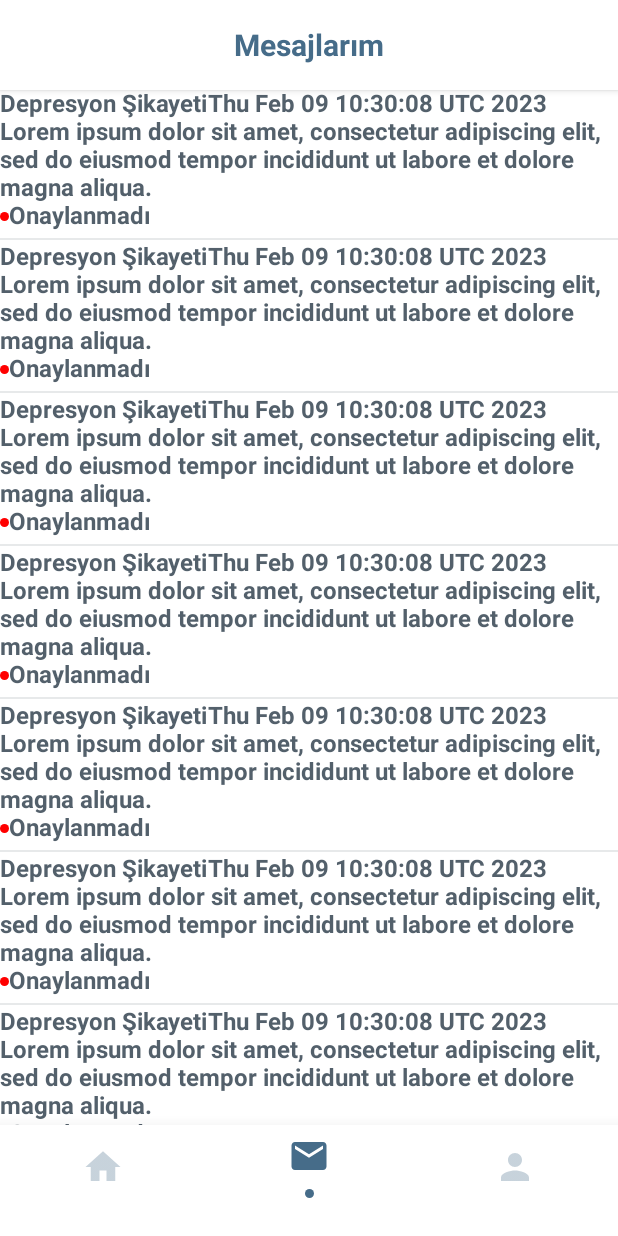
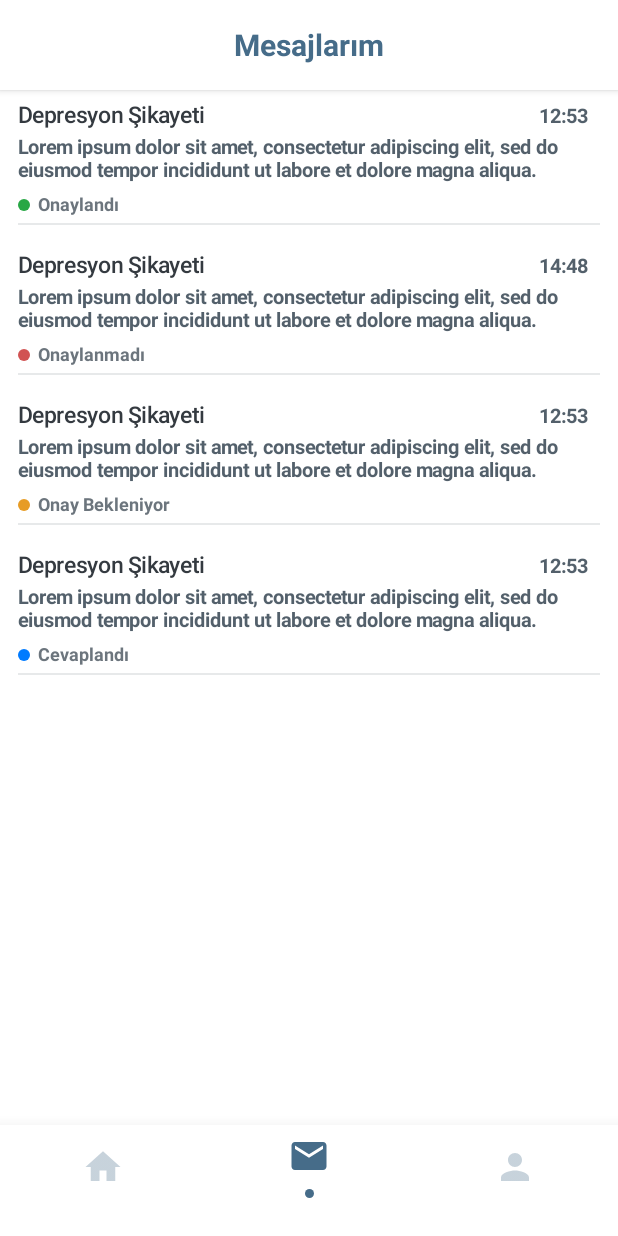
Before and after one commit to burhancabiroglu/DanisBana, an Android app built with Jetpack Compose: the screen it shows after launch (MainActivity), item 2 of the bottom bar chosen, on a phone screen of 412 x 824 dp. Run offline under Robolectric (Android 15) with nearby library versions, the phone set to English and light mode, and no system bars; our stand-ins replace Dagger/Hilt's generated code, accompanist.

Commit message:
dev commit

```diff
--- a/app/src/main/java/com/danisbana/danisbanaapp/core/model/MessageItemDto.kt
+++ b/app/src/main/java/com/danisbana/danisbanaapp/core/model/MessageItemDto.kt
@@ -31,6 +31,22 @@ val SampleMessageItemDto = MessageItemDto(
     title = "Depresyon Şikayeti",
     shortMessage = "Lorem ipsum dolor sit amet, consectetur adipiscing elit, sed do eiusmod tempor incididunt ut labore et dolore magna aliqua.",
     statusOrdinal = 1,
-    latestDateString = Date.from(Instant.now()).toString(),
+    latestDateString = "14:48",
     createdAtString = Date.from(Instant.now()).toString()
 )
+
+val AcceptedMessageItemDto = MessageItemDto(
+    userName = "Psk. Ahmed Arslan",
+    title = "Depresyon Şikayeti",
+    shortMessage = "Lorem ipsum dolor sit amet, consectetur adipiscing elit, sed do eiusmod tempor incididunt ut labore et dolore magna aliqua.",
+    statusOrdinal = 0,
+    latestDateString = "12:53",
+    createdAtString = Date.from(Instant.now()).toString()
+)
+
+val sampleItems = arrayListOf(
+    AcceptedMessageItemDto,
+    SampleMessageItemDto,
+    AcceptedMessageItemDto.copy(statusOrdinal = 2),
+    AcceptedMessageItemDto.copy(statusOrdinal = 3)
+)
--- a/app/src/main/java/com/danisbana/danisbanaapp/core/model/MessageStatus.kt
+++ b/app/src/main/java/com/danisbana/danisbanaapp/core/model/MessageStatus.kt
@@ -1,6 +1,7 @@
 package com.danisbana.danisbanaapp.core.model
 
 import androidx.compose.ui.graphics.Color
+import com.danisbana.danisbanaapp.presentation.theme.*
 
 enum class MessageStatus(
     val label: String,
@@ -8,18 +9,18 @@ enum class MessageStatus(
 ) {
     ACCEPTED(
         label = "Onaylandı",
-        color = Color.Green
+        color = SuccessGreen
     ),
     REJECTED(
         label = "Onaylanmadı",
-        color = Color.Red
+        color = Red.copy(alpha = 0.8f)
     ),
     PENDING(
         label = "Onay Bekleniyor",
-        color = Color.Yellow
+        color = Marigold
     ),
     ANSWERED(
         label = "Cevaplandı",
-        color = Color.Blue
+        color = Blue
     )
 }
--- a/app/src/main/java/com/danisbana/danisbanaapp/presentation/screen/home/dashboard/DashboardScreen.kt
+++ b/app/src/main/java/com/danisbana/danisbanaapp/presentation/screen/home/dashboard/DashboardScreen.kt
@@ -1,17 +1,29 @@
 package com.danisbana.danisbanaapp.presentation.screen.home.dashboard
 
+import androidx.compose.foundation.layout.Box
+import androidx.compose.foundation.layout.padding
 import androidx.compose.material.Scaffold
 import androidx.compose.runtime.Composable
+import androidx.compose.ui.Modifier
 import androidx.compose.ui.tooling.preview.Preview
 import androidx.hilt.navigation.compose.hiltViewModel
+import com.danisbana.danisbanaapp.presentation.components.MAppBar
 
 @Composable
 fun DashboardScreen(
     state: DashboardState = DashboardState(),
     viewModel: DashboardViewModel = hiltViewModel()
 ) {
-   Scaffold {
-       it.calculateBottomPadding()
+   Scaffold(
+       topBar = {
+           MAppBar(
+               title = "Ana Sayfa"
+           )
+       }
+   ) {
+       Box(Modifier.padding(it)) {
+
+       }
    }
 }
 
--- /dev/null
+++ b/app/src/main/java/com/danisbana/danisbanaapp/presentation/screen/home/dashboard/components/ConsultantCard.kt
@@ -0,0 +1,22 @@
+package com.danisbana.danisbanaapp.presentation.screen.home.dashboard.components
+
+import androidx.compose.foundation.layout.Box
+import androidx.compose.material.Text
+import androidx.compose.runtime.Composable
+import androidx.compose.ui.Modifier
+import androidx.compose.ui.tooling.preview.Preview
+
+@Composable
+fun ConsultantCard(
+    modifier: Modifier = Modifier
+) {
+    Box(modifier) {
+        Text(text = "ConsultantCard")
+    }
+}
+
+@Preview(name = "ConsultantCard")
+@Composable
+private fun PreviewConsultantCard() {
+    ConsultantCard()
+}
--- a/app/src/main/java/com/danisbana/danisbanaapp/presentation/screen/home/messages/MessagesScreen.kt
+++ b/app/src/main/java/com/danisbana/danisbanaapp/presentation/screen/home/messages/MessagesScreen.kt
@@ -9,6 +9,7 @@ import androidx.compose.runtime.Composable
 import androidx.compose.ui.Modifier
 import androidx.compose.ui.tooling.preview.Preview
 import androidx.hilt.navigation.compose.hiltViewModel
+import com.danisbana.danisbanaapp.core.model.sampleItems
 import com.danisbana.danisbanaapp.presentation.components.MAppBar
 import com.danisbana.danisbanaapp.presentation.screen.home.messages.components.MessageListItem
 import com.danisbana.danisbanaapp.presentation.theme.White
@@ -31,10 +32,8 @@ fun MessagesScreen(
                 .padding(it)){
 
             LazyColumn {
-                for (i in 0..10){
-                    item {
-                        MessageListItem()
-                    }
+                for (i in sampleItems){
+                    item { MessageListItem(item = i) }
                 }
             }
         }
--- a/app/src/main/java/com/danisbana/danisbanaapp/presentation/screen/home/messages/components/MessageListItem.kt
+++ b/app/src/main/java/com/danisbana/danisbanaapp/presentation/screen/home/messages/components/MessageListItem.kt
@@ -4,6 +4,7 @@ import androidx.compose.foundation.background
 import androidx.compose.foundation.layout.*
 import androidx.compose.foundation.shape.CircleShape
 import androidx.compose.material.Divider
+import androidx.compose.material.MaterialTheme
 import androidx.compose.material.Text
 import androidx.compose.runtime.Composable
 import androidx.compose.ui.Alignment
@@ -11,29 +12,44 @@ import androidx.compose.ui.Modifier
 import androidx.compose.ui.graphics.Color
 import androidx.compose.ui.tooling.preview.Preview
 import androidx.compose.ui.unit.dp
+import com.danisbana.danisbanaapp.core.model.AcceptedMessageItemDto
 import com.danisbana.danisbanaapp.core.model.MessageItemDto
 import com.danisbana.danisbanaapp.core.model.MessageStatus
-import com.danisbana.danisbanaapp.core.model.SampleMessageItemDto
 import com.danisbana.danisbanaapp.presentation.theme.AppDimens
-import com.danisbana.danisbanaapp.presentation.theme.QueenBlue
+import com.danisbana.danisbanaapp.presentation.theme.DanisBanaAppTheme
 import com.danisbana.danisbanaapp.presentation.theme.White
-import javax.annotation.meta.When
 
 @Composable
 fun MessageListItem(
     modifier: Modifier = Modifier,
-    item: MessageItemDto = SampleMessageItemDto
+    item: MessageItemDto = AcceptedMessageItemDto
 ) {
     Box(modifier.background(White)) {
-        Column(modifier.fillMaxWidth().wrapContentHeight()) {
+        Column(
+            modifier.padding(horizontal = 12.dp, vertical = 8.dp)) {
             Row(
                 modifier
                     .fillMaxWidth()
-                    .wrapContentHeight()) {
-                Text(text = item.title)
-                Text(text = item.latestDateString)
+                    .padding(end = 8.dp),
+                verticalAlignment = Alignment.Bottom,
+                horizontalArrangement = Arrangement.SpaceBetween
+            ) {
+                Text(
+                    text = item.title,
+                    style = MaterialTheme.typography.body2,
+                    color = Color(0xFF343a40)
+                )
+                Text(
+                    text = item.latestDateString,
+                    style = MaterialTheme.typography.body1
+                )
             }
-            Text(text = item.shortMessage)
+            Spacer(modifier = modifier.height(5.dp))
+            Text(
+                text = item.shortMessage,
+                style = MaterialTheme.typography.body1
+            )
+            Spacer(modifier = modifier.height(8.dp))
             StatusPointerCircle(status = item.status)
             Spacer(modifier = modifier.height(5.dp))
             Divider()
@@ -56,15 +72,22 @@ fun StatusPointerCircle(
     ) {
         Box(
             modifier
-                .size(AppDimens.s6dp)
+                .size(AppDimens.s8dp)
                 .background(status.color, CircleShape)
         )
-        Text(text = status.label)
+        Spacer(modifier = Modifier.size(5.dp))
+        Text(
+            text = status.label,
+            style = MaterialTheme.typography.overline,
+            color = Color(0xFF6c757d)
+        )
     }
 }
 
 @Preview(name = "MessageListItem")
 @Composable
 private fun PreviewMessageListItem() {
-    MessageListItem()
+    DanisBanaAppTheme {
+        MessageListItem()
+    }
 }
--- a/app/src/main/java/com/danisbana/danisbanaapp/presentation/screen/home/profile/components/SummaryTable.kt
+++ b/app/src/main/java/com/danisbana/danisbanaapp/presentation/screen/home/profile/components/SummaryTable.kt
@@ -121,5 +121,7 @@ private fun RowScope.SummaryColumn(
 @Preview(name = "SummaryTable")
 @Composable
 private fun PreviewSummaryTable() {
-    SummaryTable()
+    MaterialTheme {
+        SummaryTable()
+    }
 }
--- a/app/src/main/java/com/danisbana/danisbanaapp/presentation/theme/Color.kt
+++ b/app/src/main/java/com/danisbana/danisbanaapp/presentation/theme/Color.kt
@@ -20,4 +20,3 @@ val Grey100 = Color(0xFFFAFAFA)
 val SuccessGreen =  Color(0xFF28A745)
 val Blue =  Color(0xFF007bff)
 val Red =  Color(0xFFc62828)
-val AlertOrange = Color(0xFFFF8803)
--- a/app/src/main/java/com/danisbana/danisbanaapp/presentation/theme/Type.kt
+++ b/app/src/main/java/com/danisbana/danisbanaapp/presentation/theme/Type.kt
@@ -4,6 +4,7 @@ import androidx.compose.material.Typography
 import androidx.compose.ui.text.TextStyle
 import androidx.compose.ui.text.font.Font
 import androidx.compose.ui.text.font.FontFamily
+import androidx.compose.ui.text.font.FontStyle
 import androidx.compose.ui.text.font.FontWeight
 import androidx.compose.ui.unit.sp
 import com.danisbana.danisbanaapp.R
@@ -25,15 +26,25 @@ val Typography = Typography(
         fontWeight = FontWeight.Bold,
         fontSize = 15.sp
     ),
+    overline = TextStyle(
+        fontFamily = FontFamily(Font(R.font.poppins)),
+        fontWeight = FontWeight.Normal,
+        fontSize = 12.sp
+    ),
     body1 = TextStyle(
         fontFamily = FontFamily(Font(R.font.nunito)),
         fontWeight = FontWeight.Normal,
-        fontSize = 16.sp
+        fontSize = 13.sp
+    ),
+    body2 = TextStyle(
+        fontFamily = FontFamily(Font(R.font.nunito)),
+        fontWeight = FontWeight.SemiBold,
+        fontSize = 15.sp
     ),
     button = TextStyle(
         fontFamily = FontFamily(Font(R.font.nunito)),
         fontWeight = FontWeight.Bold,
-        fontSize = 15.sp
+        fontSize = 14.sp
     ),
     caption = TextStyle(
         fontFamily = FontFamily(Font(R.font.nunito)),
```
Also changed, not shown: app/src/main/res/drawable/ic_user_no_picture.png.
